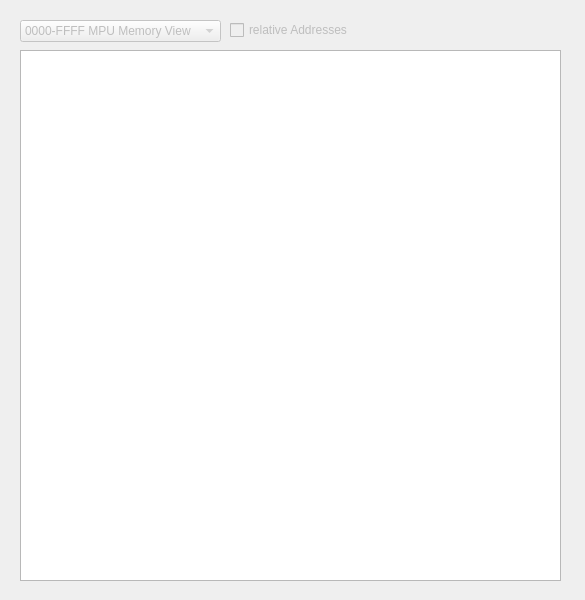
Before: the Qt Designer form src/gui/ram_viewer.ui in ProgrammierPatrick/c64pp, drawn with Qt 5.
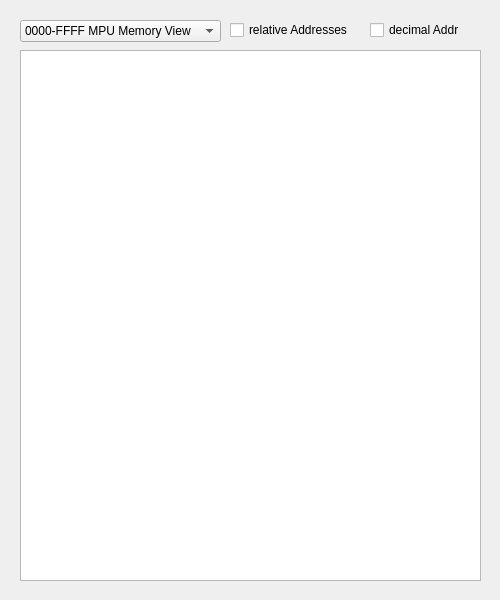
After: the same form once the commit is applied.

Commit message: RAMViewer completed

Patch:
```diff
--- a/src/gui/ram_viewer.ui
+++ b/src/gui/ram_viewer.ui
@@ -6,7 +6,7 @@
    <rect>
     <x>0</x>
     <y>0</y>
-    <width>585</width>
+    <width>500</width>
     <height>600</height>
    </rect>
   </property>
@@ -19,7 +19,7 @@
      <rect>
       <x>20</x>
       <y>50</y>
-      <width>541</width>
+      <width>461</width>
       <height>531</height>
      </rect>
     </property>
@@ -53,7 +53,7 @@
    </widget>
    <widget class="QComboBox" name="whichMemoryComboBox">
     <property name="enabled">
-     <bool>false</bool>
+     <bool>true</bool>
     </property>
     <property name="geometry">
      <rect>
@@ -106,7 +106,7 @@
    </widget>
    <widget class="QCheckBox" name="relAddrCheckBox">
     <property name="enabled">
-     <bool>false</bool>
+     <bool>true</bool>
     </property>
     <property name="geometry">
      <rect>
@@ -120,6 +120,22 @@
      <string>relative Addresses</string>
     </property>
    </widget>
+   <widget class="QCheckBox" name="decimalAddrCheckBox">
+    <property name="enabled">
+     <bool>true</bool>
+    </property>
+    <property name="geometry">
+     <rect>
+      <x>370</x>
+      <y>20</y>
+      <width>141</width>
+      <height>20</height>
+     </rect>
+    </property>
+    <property name="text">
+     <string>decimal Addr</string>
+    </property>
+   </widget>
   </widget>
  </widget>
  <resources/>
```
The commit also changes 2 other files.
